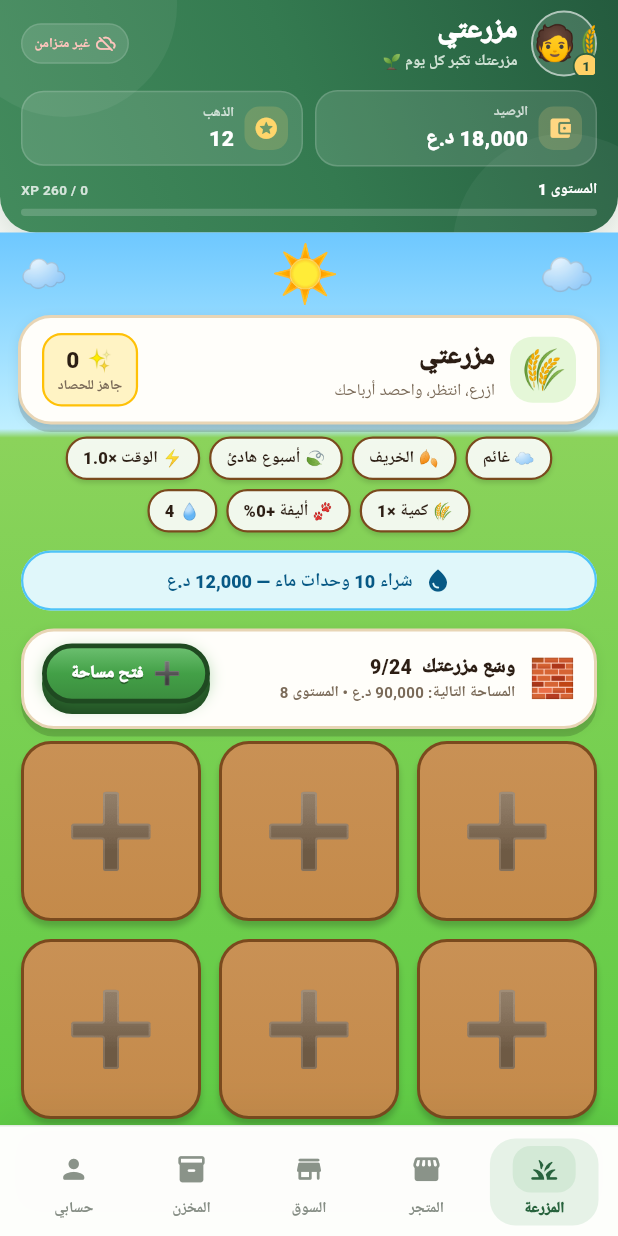
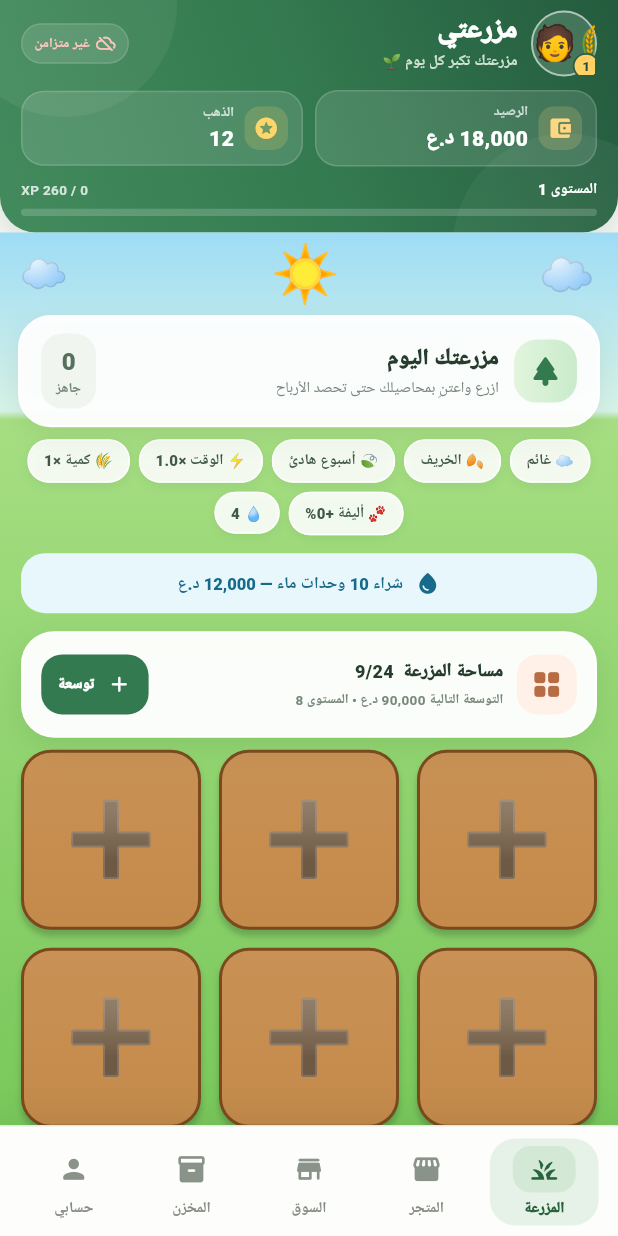
Before and after one commit to madara19091909/myapp2cpr, a Flutter app: the screen it shows once a user with an empty profile is signed in, on a phone screen of 412 x 824 dp. Run offline on Flutter 3.47's test engine with Material 3 defaults, Android fonts, the phone set to English and light mode, and no system bars; our stand-ins replace cloud_firestore, firebase_auth, firebase_core, shared_preferences; accounts and stored records are empty.

Commit message:
update lib/features/farm/screens/farm_screen.dart

```diff
--- a/lib/features/farm/screens/farm_screen.dart
+++ b/lib/features/farm/screens/farm_screen.dart
@@ -4,7 +4,6 @@ import 'package:provider/provider.dart';
 
 import '../../../core/theme/app_theme.dart';
 import '../../../core/utils/formatters.dart';
-import '../../../core/widgets/cartoon_card.dart';
 import '../../../core/widgets/cartoon_button.dart';
 import '../../../core/widgets/ticker_builder.dart';
 import '../../../core/widgets/toast.dart';
@@ -121,8 +120,8 @@ class FarmScreen extends StatelessWidget {
           gradient: LinearGradient(
             begin: Alignment.topCenter,
             end: Alignment.bottomCenter,
-            colors: [AppColors.sky, Color(0xFFBFEFFF), Color(0xFF8BD35B), AppColors.grass],
-            stops: [0, .22, .23, 1],
+            colors: [Color(0xFF9EDCF5), Color(0xFFD7F3E7), Color(0xFFA6DE82), Color(0xFF79C85B)],
+            stops: [0, .20, .21, 1],
           ),
         ),
         // Ticker واحد للشاشة كلها: now وعدد الجاهز يُحسبون مرة وحدة
@@ -302,19 +301,27 @@ class _Header extends StatelessWidget {
 
   @override
   Widget build(BuildContext context) {
-    return CartoonCard(
-      padding: const EdgeInsets.symmetric(horizontal: 14, vertical: 10),
+    return Container(
+      padding: const EdgeInsets.symmetric(horizontal: 14, vertical: 11),
+      decoration: BoxDecoration(
+        color: Colors.white.withValues(alpha: .94),
+        borderRadius: BorderRadius.circular(22),
+        border: Border.all(color: Colors.white, width: 1.4),
+        boxShadow: const [
+          BoxShadow(color: Color(0x18304B32), blurRadius: 15, offset: Offset(0, 5)),
+        ],
+      ),
       child: Row(
         children: [
           Container(
-            width: 44,
-            height: 44,
+            width: 42,
+            height: 42,
             alignment: Alignment.center,
             decoration: BoxDecoration(
-              color: const Color(0xFFE5F7D8),
+              gradient: const LinearGradient(colors: [Color(0xFFE2F5DD), Color(0xFFC9EBCB)]),
               borderRadius: BorderRadius.circular(15),
             ),
-            child: const Text('🌾', style: TextStyle(fontSize: 26)),
+            child: const Icon(Icons.park_rounded, color: Color(0xFF347A50), size: 24),
           ),
           const SizedBox(width: 10),
           const Expanded(
@@ -322,15 +329,27 @@ class _Header extends StatelessWidget {
               crossAxisAlignment: CrossAxisAlignment.start,
               mainAxisSize: MainAxisSize.min,
               children: [
-                Text('مزرعتي',
-                    style: TextStyle(fontSize: 18, fontWeight: FontWeight.w900, color: AppColors.dark)),
+                Text('مزرعتك اليوم', style: TextStyle(fontSize: 15, fontWeight: FontWeight.w900, color: Color(0xFF263C2D))),
                 SizedBox(height: 2),
-                Text('ازرع، انتظر، واحصد أرباحك',
-                    style: TextStyle(fontSize: 11, color: AppColors.muted)),
+                Text('ازرع واعتنِ بمحاصيلك حتى تحصد الأرباح', style: TextStyle(fontSize: 10, color: Color(0xFF78877B))),
               ],
             ),
           ),
-          _FarmCount(label: 'جاهز للحصاد', value: readyCount, emoji: '✨'),
+          AnimatedContainer(
+            duration: const Duration(milliseconds: 220),
+            padding: const EdgeInsets.symmetric(horizontal: 10, vertical: 7),
+            decoration: BoxDecoration(
+              color: readyCount > 0 ? const Color(0xFFFFF2CF) : const Color(0xFFF0F5EF),
+              borderRadius: BorderRadius.circular(14),
+            ),
+            child: Column(
+              mainAxisSize: MainAxisSize.min,
+              children: [
+                Text('$readyCount', style: TextStyle(fontSize: 16, fontWeight: FontWeight.w900, color: readyCount > 0 ? const Color(0xFF9A6B13) : const Color(0xFF55715B))),
+                const Text('جاهز', style: TextStyle(fontSize: 9, fontWeight: FontWeight.w700, color: Color(0xFF78877B))),
+              ],
+            ),
+          ),
         ],
       ),
     );
@@ -346,15 +365,15 @@ class _WaterButton extends StatelessWidget {
   Widget build(BuildContext context) {
     return SizedBox(
       width: double.infinity,
-      child: OutlinedButton.icon(
-        icon: const Icon(Icons.water_drop, size: 18),
+      child: FilledButton.tonalIcon(
+        icon: const Icon(Icons.water_drop_rounded, size: 17),
         label: Text('شراء 10 وحدات ماء — ${formatIqd(GameState.waterPackPrice)}'),
-        style: OutlinedButton.styleFrom(
-          foregroundColor: const Color(0xFF075985),
-          backgroundColor: const Color(0xFFE0F7FA),
-          side: const BorderSide(color: Color(0xFF4FC3F7), width: 1.5),
-          padding: const EdgeInsets.symmetric(vertical: 8),
-          textStyle: const TextStyle(fontSize: 12, fontWeight: FontWeight.w800),
+        style: FilledButton.styleFrom(
+          foregroundColor: const Color(0xFF176A8A),
+          backgroundColor: const Color(0xFFE8F7FC),
+          padding: const EdgeInsets.symmetric(vertical: 9),
+          shape: RoundedRectangleBorder(borderRadius: BorderRadius.circular(16)),
+          textStyle: const TextStyle(fontSize: 11, fontWeight: FontWeight.w800),
         ),
         onPressed: onPressed,
       ),
@@ -370,67 +389,53 @@ class _ExpandCard extends StatelessWidget {
 
   @override
   Widget build(BuildContext context) {
-    return CartoonCard(
-      padding: const EdgeInsets.symmetric(horizontal: 12, vertical: 8),
+    return Container(
+      padding: const EdgeInsets.symmetric(horizontal: 12, vertical: 10),
+      decoration: BoxDecoration(
+        color: Colors.white.withValues(alpha: .96),
+        borderRadius: BorderRadius.circular(22),
+        border: Border.all(color: Colors.white, width: 1.5),
+        boxShadow: const [
+          BoxShadow(color: Color(0x1C294D2F), blurRadius: 16, offset: Offset(0, 5)),
+        ],
+      ),
       child: Row(
         children: [
-          const Text('🧱', style: TextStyle(fontSize: 25)),
+          Container(
+            width: 40,
+            height: 40,
+            alignment: Alignment.center,
+            decoration: BoxDecoration(color: const Color(0xFFFFF1E8), borderRadius: BorderRadius.circular(14)),
+            child: const Icon(Icons.grid_view_rounded, color: Color(0xFFB76C43), size: 22),
+          ),
           const SizedBox(width: 9),
           Expanded(
             child: Column(
               crossAxisAlignment: CrossAxisAlignment.start,
               mainAxisSize: MainAxisSize.min,
               children: [
-                Text('وسّع مزرعتك  ${game.plots.length}/${GameState.maxPlotCount}',
-                    style: const TextStyle(fontWeight: FontWeight.w900, color: AppColors.dark, fontSize: 13)),
-                Text('المساحة التالية: ${formatIqd(game.nextPlotPrice)} • المستوى ${game.nextPlotRequiredLevel}',
-                    style: const TextStyle(fontWeight: FontWeight.w700, color: AppColors.muted, fontSize: 10)),
+                Text('مساحة المزرعة  ${game.plots.length}/${GameState.maxPlotCount}',
+                    style: const TextStyle(fontWeight: FontWeight.w900, color: Color(0xFF263C2D), fontSize: 12)),
+                const SizedBox(height: 3),
+                Text('التوسعة التالية ${formatIqd(game.nextPlotPrice)} • المستوى ${game.nextPlotRequiredLevel}',
+                    maxLines: 1, overflow: TextOverflow.ellipsis,
+                    style: const TextStyle(fontWeight: FontWeight.w700, color: Color(0xFF78877B), fontSize: 9)),
               ],
             ),
           ),
           const SizedBox(width: 8),
-          SizedBox(
-            width: 112,
-            child: CartoonButton(
-              height: 40,
-              fontSize: 12,
-              leading: '➕',
-              label: 'فتح مساحة',
-              color: AppColors.green,
-              onPressed: onUnlock,
+          FilledButton.icon(
+            style: FilledButton.styleFrom(
+              backgroundColor: const Color(0xFF347A50),
+              foregroundColor: Colors.white,
+              padding: const EdgeInsets.symmetric(horizontal: 11, vertical: 11),
+              shape: RoundedRectangleBorder(borderRadius: BorderRadius.circular(14)),
+              textStyle: const TextStyle(fontSize: 10, fontWeight: FontWeight.w900),
             ),
+            onPressed: onUnlock,
+            icon: const Icon(Icons.add_rounded, size: 17),
+            label: const Text('توسعة'),
           ),
-        ],
-      ),
-    );
-  }
-}
-
-class _FarmCount extends StatelessWidget {
-  const _FarmCount({required this.label, required this.value, required this.emoji});
-
-  final String label;
-  final int value;
-  final String emoji;
-
-  @override
-  Widget build(BuildContext context) {
-    return AnimatedContainer(
-      duration: const Duration(milliseconds: 250),
-      constraints: const BoxConstraints(minWidth: 62),
-      padding: const EdgeInsets.symmetric(horizontal: 9, vertical: 6),
-      decoration: BoxDecoration(
-        color: value > 0 ? const Color(0xFFFFE680) : const Color(0xFFFFF3C4),
-        borderRadius: BorderRadius.circular(13),
-        border: Border.all(color: AppColors.gold, width: 1.5),
-      ),
-      child: Column(
-        mainAxisSize: MainAxisSize.min,
-        children: [
-          Text('$emoji $value',
-              style: const TextStyle(fontSize: 15, fontWeight: FontWeight.w900, color: AppColors.dark)),
-          Text(label,
-              style: const TextStyle(fontSize: 9, fontWeight: FontWeight.w700, color: AppColors.muted)),
         ],
       ),
     );
@@ -445,17 +450,14 @@ class _Badge extends StatelessWidget {
   @override
   Widget build(BuildContext context) {
     return Container(
-      padding: const EdgeInsets.symmetric(horizontal: 10, vertical: 5),
+      padding: const EdgeInsets.symmetric(horizontal: 10, vertical: 6),
       decoration: BoxDecoration(
-        color: Colors.white.withValues(alpha: .9), // Flutter < 3.27: withOpacity(.9)
+        color: Colors.white.withValues(alpha: .88),
         borderRadius: BorderRadius.circular(14),
-        border: Border.all(color: AppColors.soilDark, width: 1.5),
-        boxShadow: const [BoxShadow(color: Color(0x22000000), offset: Offset(0, 2), blurRadius: 2)],
+        border: Border.all(color: Colors.white.withValues(alpha: .85)),
+        boxShadow: const [BoxShadow(color: Color(0x120F2816), offset: Offset(0, 2), blurRadius: 5)],
       ),
-      child: Text(
-        text,
-        style: const TextStyle(fontSize: 11, fontWeight: FontWeight.w800, color: AppColors.dark),
-      ),
+      child: Text(text, style: const TextStyle(fontSize: 10, fontWeight: FontWeight.w800, color: Color(0xFF405947))),
     );
   }
 }
```
